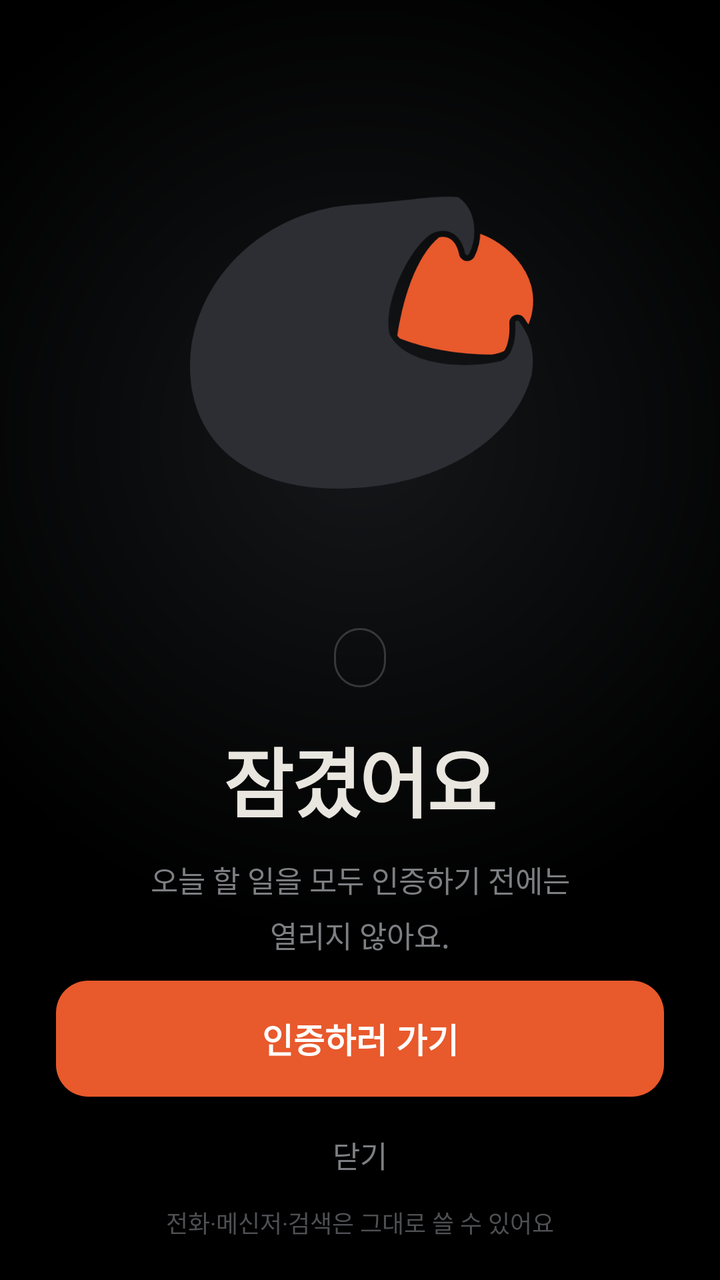
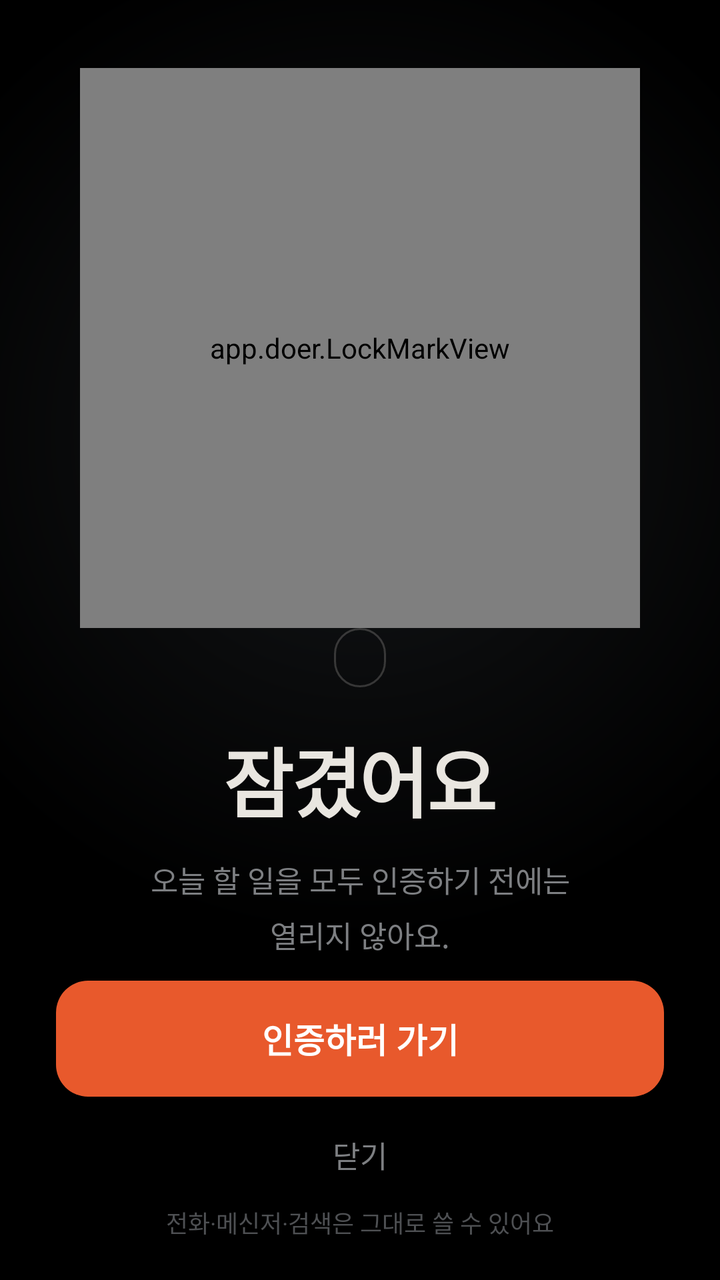

Screens rendered from an Android XML layout before and after an edit, with the pre-edit source and the edit as a unified diff.
<!-- AndroidManifest.xml: activity theme LockTheme -->
<!-- res/layout/lock.xml -->
<?xml version="1.0" encoding="utf-8"?>
<FrameLayout xmlns:android="http://schemas.android.com/apk/res/android"
    android:id="@+id/lock_root"
    android:layout_width="match_parent"
    android:layout_height="match_parent"
    android:background="@drawable/bg_lock_night"
    android:fitsSystemWindows="true">

    <LinearLayout
        android:layout_width="match_parent"
        android:layout_height="match_parent"
        android:gravity="center_horizontal"
        android:orientation="vertical"
        android:paddingStart="28dp"
        android:paddingTop="24dp"
        android:paddingEnd="28dp"
        android:paddingBottom="20dp">

        <Space
            android:layout_width="0dp"
            android:layout_height="0dp"
            android:layout_weight="5" />

        <ImageView
            android:id="@+id/lock_mark"
            android:layout_width="280dp"
            android:layout_height="280dp"
            android:scaleType="fitCenter"
            android:src="@drawable/lock_art" />

        <TextView
            android:id="@+id/lock_where"
            android:layout_width="wrap_content"
            android:layout_height="wrap_content"
            android:layout_marginTop="0dp"
            android:background="@drawable/bg_lock_pill"
            android:paddingStart="13dp"
            android:paddingTop="6dp"
            android:paddingEnd="13dp"
            android:paddingBottom="6dp"
            android:textColor="#B9B5AE"
            android:textSize="13sp"
            android:textStyle="bold" />

        <TextView
            android:id="@+id/lock_title"
            android:layout_width="match_parent"
            android:layout_height="wrap_content"
            android:layout_marginTop="18dp"
            android:gravity="center"
            android:letterSpacing="-0.03"
            android:text="잠겼어요"
            android:textColor="#E9E6E0"
            android:textSize="38sp"
            android:textStyle="bold" />

        <TextView
            android:id="@+id/lock_body"
            android:layout_width="match_parent"
            android:layout_height="wrap_content"
            android:layout_marginTop="12dp"
            android:gravity="center"
            android:lineSpacingExtra="6dp"
            android:text="오늘 할 일을 모두 인증하기 전에는\n열리지 않아요."
            android:textColor="#7D7F82"
            android:textSize="15sp" />

        <Space
            android:layout_width="0dp"
            android:layout_height="0dp"
            android:layout_weight="6" />

        <TextView
            android:id="@+id/lock_go"
            android:layout_width="match_parent"
            android:layout_height="58dp"
            android:background="@drawable/bg_lock_button"
            android:gravity="center"
            android:text="인증하러 가기"
            android:textColor="#FFFFFF"
            android:textSize="17sp"
            android:textStyle="bold" />

        <TextView
            android:id="@+id/lock_close"
            android:layout_width="match_parent"
            android:layout_height="50dp"
            android:layout_marginTop="4dp"
            android:gravity="center"
            android:text="닫기"
            android:textColor="#7D7F82"
            android:textSize="15sp" />

        <TextView
            android:id="@+id/lock_hint"
            android:layout_width="match_parent"
            android:layout_height="wrap_content"
            android:gravity="center"
            android:text="전화·메신저·검색은 그대로 쓸 수 있어요"
            android:textColor="#4E5053"
            android:textSize="12sp" />
    </LinearLayout>
</FrameLayout>
<!-- resources referenced by this layout -->
<resources>
  <!-- drawable bg_lock_button (drawable) -->
  <?xml version="1.0" encoding="utf-8"?>
  <ripple xmlns:android="http://schemas.android.com/apk/res/android" android:color="#33FFFFFF">
      <item>
          <shape>
              <solid android:color="#E8592C" />
              <corners android:radius="16dp" />
          </shape>
      </item>
  </ripple>
  <!-- drawable bg_lock_night (drawable) -->
  <?xml version="1.0" encoding="utf-8"?>
  <layer-list xmlns:android="http://schemas.android.com/apk/res/android">
      <item>
          <shape><solid android:color="#000000" /></shape>
      </item>
      <item>
          <shape>
              <gradient
                  android:type="radial"
                  android:centerX="0.5"
                  android:centerY="0.34"
                  android:gradientRadius="70%p"
                  android:startColor="#15171A"
                  android:centerColor="#0A0B0C"
                  android:endColor="#00000000" />
          </shape>
      </item>
  </layer-list>
  <!-- drawable bg_lock_pill (drawable) -->
  <?xml version="1.0" encoding="utf-8"?>
  <shape xmlns:android="http://schemas.android.com/apk/res/android">
      <solid android:color="#00000000" />
      <stroke android:width="1dp" android:color="#33E9E6E0" />
      <corners android:radius="14dp" />
  </shape>
  <!-- drawable lock_art: png bitmap (drawable-nodpi, 27062 bytes) -->
  <style name="LockTheme" parent="android:Theme.Material.NoActionBar">
          <item name="android:windowBackground">@drawable/bg_lock_night</item>
          <item name="android:statusBarColor">#000000</item>
          <item name="android:navigationBarColor">#000000</item>
          <item name="android:windowLightStatusBar">false</item>
          <item name="android:windowLightNavigationBar">false</item>
          <item name="android:windowAnimationStyle">@style/LockAnimation</item>
      </style>
  <style name="LockAnimation">
          <item name="android:windowEnterAnimation">@anim/lock_in</item>
          <item name="android:windowExitAnimation">@anim/lock_out</item>
          <item name="android:activityOpenEnterAnimation">@anim/lock_in</item>
          <item name="android:activityCloseExitAnimation">@anim/lock_out</item>
      </style>
</resources>

<!-- the commit's change to res/layout/lock.xml (unified diff, before → after) -->
@@ -21,12 +21,10 @@
             android:layout_height="0dp"
             android:layout_weight="5" />
 
-        <ImageView
+        <app.doer.LockMarkView
             android:id="@+id/lock_mark"
             android:layout_width="280dp"
-            android:layout_height="280dp"
-            android:scaleType="fitCenter"
-            android:src="@drawable/lock_art" />
+            android:layout_height="280dp" />
 
         <TextView
             android:id="@+id/lock_where"
<!-- resource entries referenced after the edit -->
@@ -36,7 +36,6 @@
       <stroke android:width="1dp" android:color="#33E9E6E0" />
       <corners android:radius="14dp" />
   </shape>
-  <!-- drawable lock_art: png bitmap (drawable-nodpi, 27062 bytes) -->
   <style name="LockTheme" parent="android:Theme.Material.NoActionBar">
           <item name="android:windowBackground">@drawable/bg_lock_night</item>
           <item name="android:statusBarColor">#000000</item>
